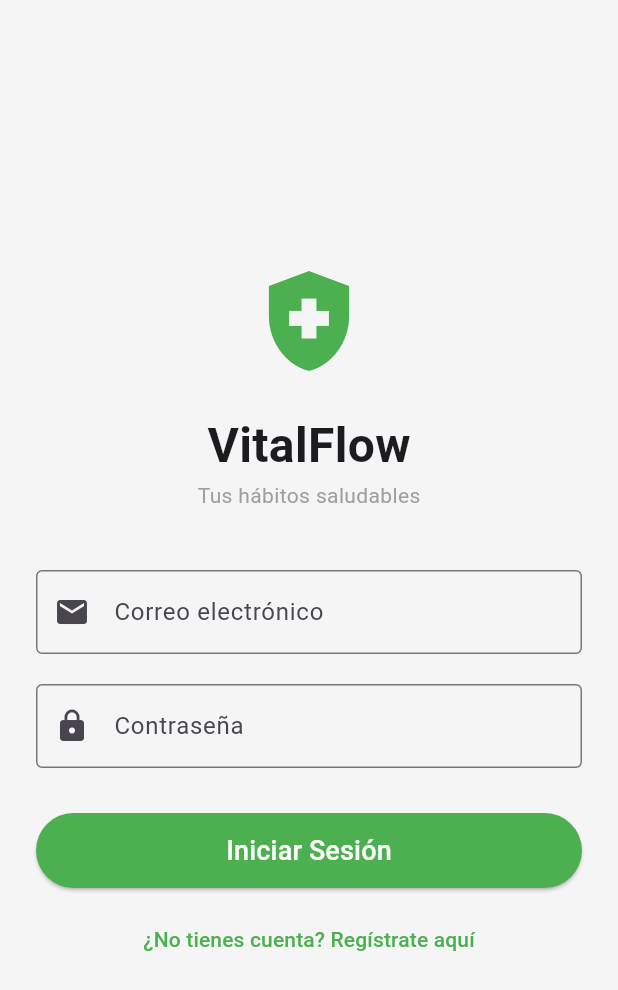
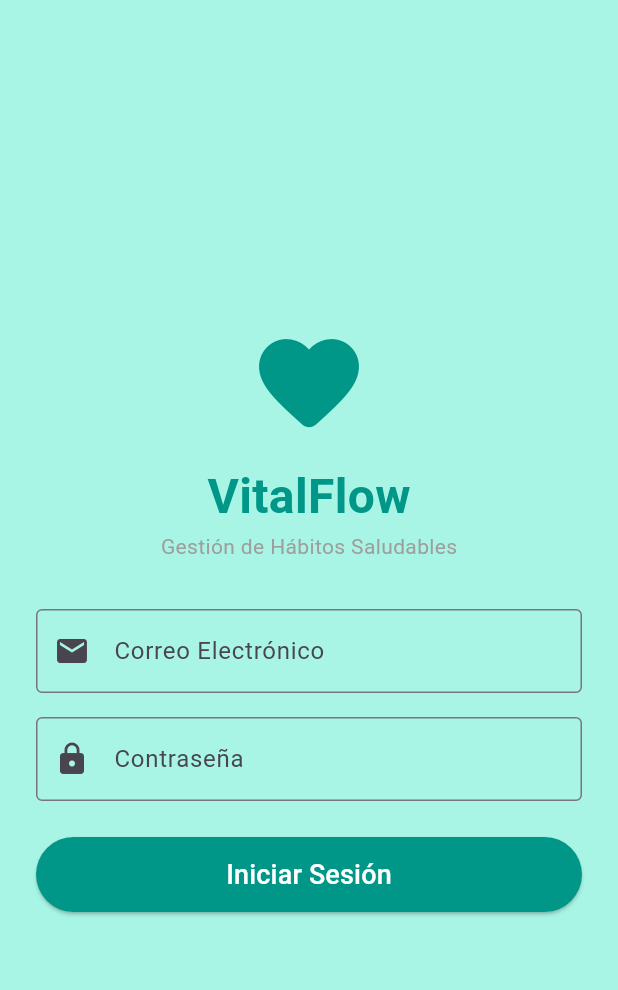
Before and after one commit to jasonccode/vitalflow_app, a Flutter app: the screen it shows after launch, on a phone screen of 412 x 824 dp. Shown: the top 990 px of the screen. Run offline on Flutter 3.47's test engine with Material 3 defaults, Android fonts, the phone set to English and light mode, and no system bars.

Commit message:
Refactor code structure for improved readability and maintainability

```diff
--- a/lib/main.dart
+++ b/lib/main.dart
@@ -1,6 +1,6 @@
 import 'package:flutter/material.dart';
 import 'screens/login_screen.dart';
-import 'screens/dashboard_screen.dart';
+import 'screens/main_screen.dart';
 
 void main() {
   runApp(const VitalFlowApp());
@@ -12,17 +12,17 @@ class VitalFlowApp extends StatelessWidget {
   @override
   Widget build(BuildContext context) {
     return MaterialApp(
+      title: 'VitalFlow',
       debugShowCheckedModeBanner: false,
-      title: 'VitalFlow - Hábitos Saludables',
       theme: ThemeData(
-        primarySwatch: Colors.green,
-        scaffoldBackgroundColor: Colors.grey[100],
+        primarySwatch: Colors.teal,
+        useMaterial3: true,
+        scaffoldBackgroundColor: const Color(0xFFA8F5E5),
       ),
-      // Sistema de navegación inicial
-      initialRoute: '/',
+      initialRoute: '/login',
       routes: {
-        '/': (context) => const LoginScreen(),
-        '/dashboard': (context) => const DashboardScreen(),
+        '/login': (context) => const LoginScreen(),
+        '/home': (context) => const MainScreen(),
       },
     );
   }
--- a/lib/screens/login_screen.dart
+++ b/lib/screens/login_screen.dart
@@ -1,56 +1,98 @@
 import 'package:flutter/material.dart';
 
-class LoginScreen extends StatelessWidget {
+class LoginScreen extends StatefulWidget {
   const LoginScreen({super.key});
+
+  @override
+  State<LoginScreen> createState() => _LoginScreenState();
+}
+
+class _LoginScreenState extends State<LoginScreen> {
+  final _formKey = GlobalKey<FormState>();
+  final _emailController = TextEditingController();
+  final _passwordController = TextEditingController();
+
+  void _submitForm() {
+    if (_formKey.currentState!.validate()) {
+      ScaffoldMessenger.of(context).showSnackBar(
+        const SnackBar(content: Text('Iniciando sesión en VitalFlow...')),
+      );
+      Navigator.pushReplacementNamed(context, '/home');
+    }
+  }
 
   @override
   Widget build(BuildContext context) {
     return Scaffold(
-      body: Padding(
+      body: Center(
+        child: SingleChildScrollView(
           padding: const EdgeInsets.all(24.0),
+          child: Form(
+            key: _formKey,
             child: Column(
               mainAxisAlignment: MainAxisAlignment.center,
               children: [
-            const Icon(Icons.health_and_safety, size: 80, color: Colors.green),
-            const SizedBox(height: 20),
-            const Text('VitalFlow', style: TextStyle(fontSize: 32, fontWeight: FontWeight.bold)),
-            const Text('Tus hábitos saludables', style: TextStyle(color: Colors.grey)),
-            const SizedBox(height: 40),
-            const TextField(
-              decoration: InputDecoration(
-                labelText: 'Correo electrónico',
+                const Icon(Icons.favorite_rounded, size: 80, color: Colors.teal),
+                const SizedBox(height: 12),
+                const Text(
+                  'VitalFlow',
+                  style: TextStyle(fontSize: 32, fontWeight: FontWeight.bold, color: Colors.teal),
+                ),
+                const Text('Gestión de Hábitos Saludables', style: TextStyle(color: Colors.grey)),
+                const SizedBox(height: 32),
+                TextFormField(
+                  controller: _emailController,
+                  keyboardType: TextInputType.emailAddress,
+                  decoration: const InputDecoration(
+                    labelText: 'Correo Electrónico',
+                    prefixIcon: Icon(Icons.email),
                     border: OutlineInputBorder(),
-                prefixIcon: Icon(Icons.email),
                   ),
+                  validator: (value) {
+                    if (value == null || value.isEmpty) {
+                      return 'Por favor ingrese su correo electrónico';
+                    }
+                    if (!value.contains('@') || !value.contains('.')) {
+                      return 'Ingrese un correo electrónico válido';
+                    }
+                    return null;
+                  },
                 ),
-            const SizedBox(height: 20),
-            const TextField(
+                const SizedBox(height: 16),
+                TextFormField(
+                  controller: _passwordController,
                   obscureText: true,
-              decoration: InputDecoration(
+                  decoration: const InputDecoration(
                     labelText: 'Contraseña',
+                    prefixIcon: Icon(Icons.lock),
                     border: OutlineInputBorder(),
-                prefixIcon: Icon(Icons.lock),
                   ),
+                  validator: (value) {
+                    if (value == null || value.isEmpty) {
+                      return 'Por favor ingrese su contraseña';
+                    }
+                    if (value.length < 6) {
+                      return 'La contraseña debe tener al menos 6 caracteres';
+                    }
+                    return null;
+                  },
                 ),
-            const SizedBox(height: 30),
+                const SizedBox(height: 24),
                 SizedBox(
                   width: double.infinity,
                   height: 50,
                   child: ElevatedButton(
-                style: ElevatedButton.styleFrom(backgroundColor: Colors.green),
-                onPressed: () {
-                  // Navegación hacia el dashboard
-                  Navigator.pushReplacementNamed(context, '/dashboard');
-                },
-                child: const Text('Iniciar Sesión', style: TextStyle(fontSize: 18, color: Colors.white)),
+                    onPressed: _submitForm,
+                    style: ElevatedButton.styleFrom(
+                      backgroundColor: Colors.teal,
+                      foregroundColor: Colors.white,
+                    ),
+                    child: const Text('Iniciar Sesión', style: TextStyle(fontSize: 18)),
                   ),
                 ),
-            const SizedBox(height: 10),
-            TextButton(
-              onPressed: () {},
-              child: const Text('¿No tienes cuenta? Regístrate aquí', style: TextStyle(color: Colors.green)),
-            )
               ],
+            ),
+          ),
         ),
       ),
     );
```
Also changed, not shown: lib/screens/activity_screen.dart (+122 -0 lines), lib/screens/dashboard_screen.dart (+43 -76 lines), lib/screens/hydration_screen.dart (+100 -0 lines), lib/screens/main_screen.dart (+42 -0 lines), 2 other files. Lines whose indentation alone changed are shown as unchanged.
